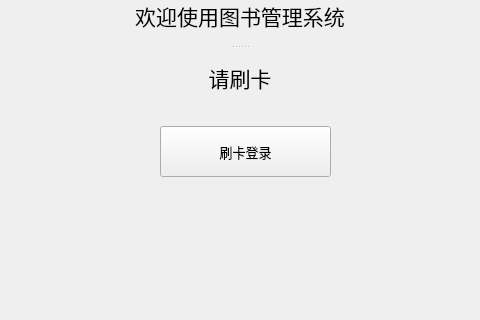
Old version of the form welcome.ui in the repository FujouHisui/libraryProject; both pictures show x 110 to 590 and y 184 to 504 of the 734 by 504 pixel window.
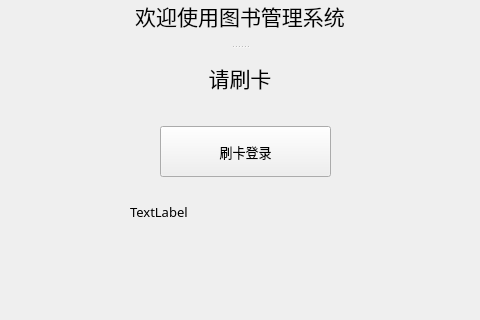
New version of the form.

```diff
--- a/welcome.ui
+++ b/welcome.ui
@@ -86,6 +86,25 @@
     <string>刷卡登录</string>
    </property>
   </widget>
+  <widget class="QLabel" name="label_3">
+   <property name="geometry">
+    <rect>
+     <x>240</x>
+     <y>380</y>
+     <width>221</width>
+     <height>31</height>
+    </rect>
+   </property>
+   <property name="font">
+    <font>
+     <family>宋体</family>
+     <pointsize>10</pointsize>
+    </font>
+   </property>
+   <property name="text">
+    <string>TextLabel</string>
+   </property>
+  </widget>
  </widget>
  <resources/>
  <connections>
```
